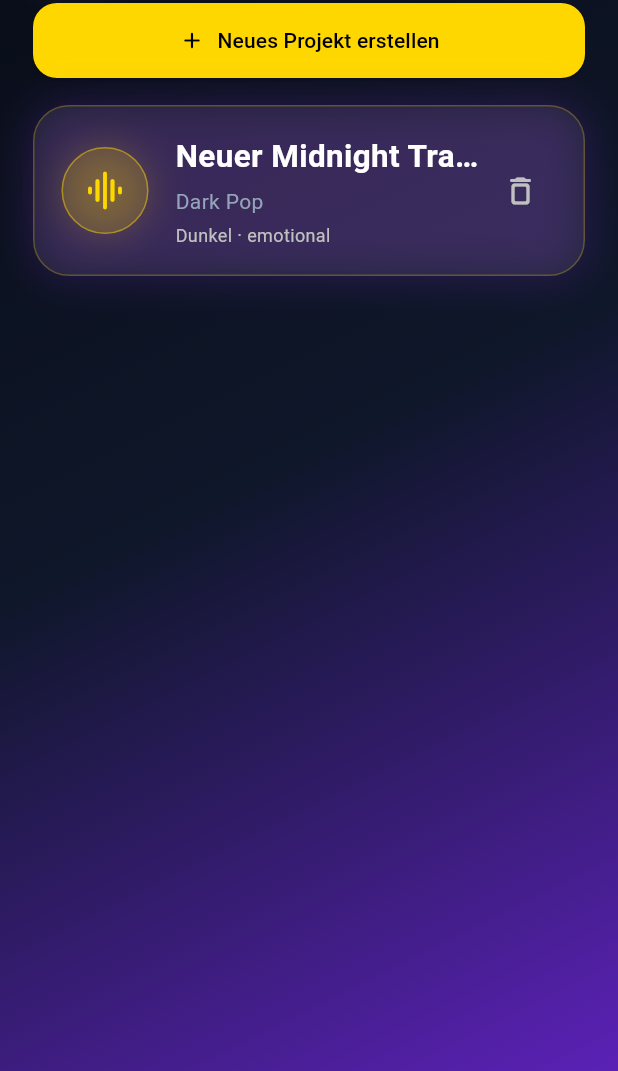
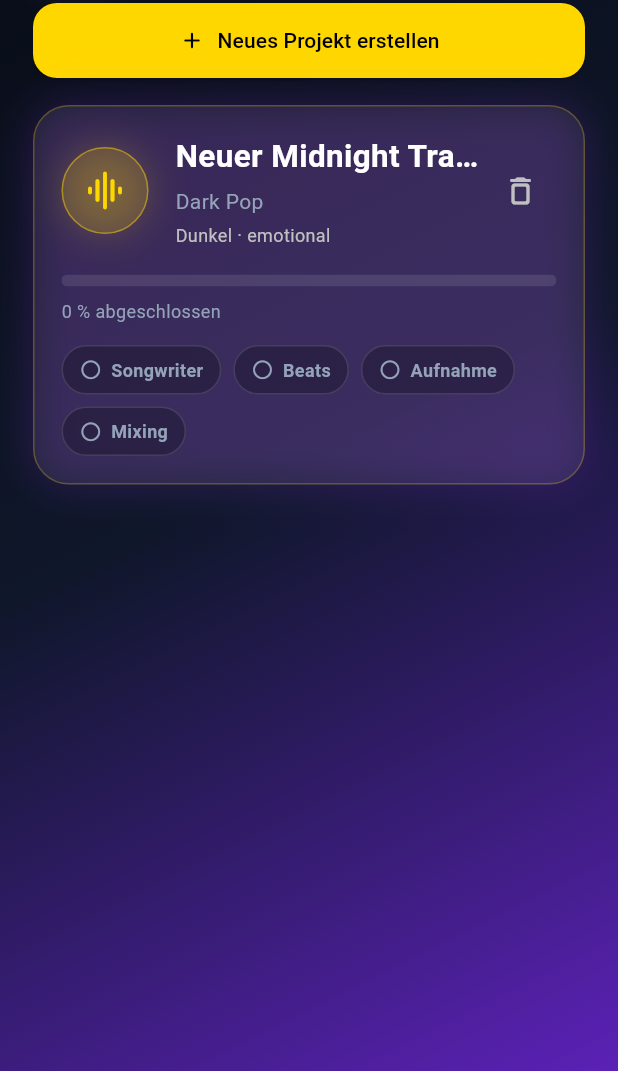
Before and after one commit to larryrichter70-oss/midnight_studio, a Flutter app: the ProjectsPage screen opened directly, after a tap on "Neues Projekt erstellen", on a phone screen of 412 x 824 dp, the part 165-1236 px from its top. Run offline on Flutter 3.47's test engine with Material 3 defaults, Android fonts, the phone set to English and light mode, and no system bars; our stand-ins replace shared_preferences; accounts and stored records are empty.

Commit message:
Projektstatus und Fortschritt auf Projekte-Seite

```diff
--- a/lib/features/projects/projects_page.dart
+++ b/lib/features/projects/projects_page.dart
@@ -164,6 +164,38 @@ class ProjectCard extends StatelessWidget {
     required this.onDelete,
   });
 
+  bool get hasLyrics => project.lyrics.trim().isNotEmpty;
+
+  bool get hasBeat =>
+      project.beatGenre.trim().isNotEmpty ||
+      project.beatBpm.trim().isNotEmpty ||
+      project.beatMood.trim().isNotEmpty ||
+      project.beatInstruments.trim().isNotEmpty;
+
+  bool get hasRecording =>
+      project.recordingName.trim().isNotEmpty ||
+      project.recordingDuration.trim().isNotEmpty ||
+      project.recordingStatus.trim().isNotEmpty ||
+      project.recordingNotes.trim().isNotEmpty;
+
+  bool get hasMix =>
+      project.mixStatus.trim().isNotEmpty ||
+      project.mixMastering.trim().isNotEmpty ||
+      project.mixNotes.trim().isNotEmpty;
+
+  double get progress {
+    int done = 0;
+
+    if (hasLyrics) done++;
+    if (hasBeat) done++;
+    if (hasRecording) done++;
+    if (hasMix) done++;
+
+    return done / 4;
+  }
+
+  int get progressPercent => (progress * 100).round();
+
   @override
   Widget build(BuildContext context) {
     final genre = project.genre.isEmpty ? 'Kein Genre' : project.genre;
@@ -171,7 +203,10 @@ class ProjectCard extends StatelessWidget {
 
     return GlassCard(
       onTap: onTap,
-      child: Row(
+      child: Column(
+        crossAxisAlignment: CrossAxisAlignment.start,
+        children: [
+          Row(
             children: [
               Container(
                 width: 58,
@@ -244,6 +279,108 @@ class ProjectCard extends StatelessWidget {
               ),
             ],
           ),
+
+          const SizedBox(height: 18),
+
+          ClipRRect(
+            borderRadius: BorderRadius.circular(999),
+            child: LinearProgressIndicator(
+              value: progress,
+              minHeight: 8,
+              backgroundColor: Colors.white10,
+              color: AppColors.gold,
+            ),
+          ),
+
+          const SizedBox(height: 8),
+
+          Text(
+            '$progressPercent % abgeschlossen',
+            style: const TextStyle(
+              color: AppColors.textSecondary,
+              fontSize: 12,
+            ),
+          ),
+
+          const SizedBox(height: 14),
+
+          Wrap(
+            spacing: 8,
+            runSpacing: 8,
+            children: [
+              StatusChip(
+                label: 'Songwriter',
+                completed: hasLyrics,
+              ),
+              StatusChip(
+                label: 'Beats',
+                completed: hasBeat,
+              ),
+              StatusChip(
+                label: 'Aufnahme',
+                completed: hasRecording,
+              ),
+              StatusChip(
+                label: 'Mixing',
+                completed: hasMix,
+              ),
+            ],
+          ),
+        ],
+      ),
     );
   }
 }
+
+class StatusChip extends StatelessWidget {
+  final String label;
+  final bool completed;
+
+  const StatusChip({
+    super.key,
+    required this.label,
+    required this.completed,
+  });
+
+  @override
+  Widget build(BuildContext context) {
+    return Container(
+      padding: const EdgeInsets.symmetric(
+        horizontal: 11,
+        vertical: 7,
+      ),
+      decoration: BoxDecoration(
+        borderRadius: BorderRadius.circular(999),
+        color: completed
+            ? AppColors.gold.withOpacity(0.18)
+            : Colors.black.withOpacity(0.26),
+        border: Border.all(
+          color: completed
+              ? AppColors.gold.withOpacity(0.55)
+              : AppColors.silver.withOpacity(0.18),
+        ),
+      ),
+      child: Row(
+        mainAxisSize: MainAxisSize.min,
+        children: [
+          Icon(
+            completed
+                ? Icons.check_circle_rounded
+                : Icons.radio_button_unchecked_rounded,
+            size: 15,
+            color: completed ? AppColors.gold : AppColors.textSecondary,
+          ),
+          const SizedBox(width: 6),
+          Text(
+            label,
+            style: TextStyle(
+              fontSize: 12,
+              fontWeight: FontWeight.bold,
+              color: completed ? AppColors.gold : AppColors.textSecondary,
+            ),
+          ),
+        ],
+      ),
+    );
+  }
+}
```
Lines whose indentation alone changed are shown as unchanged.
